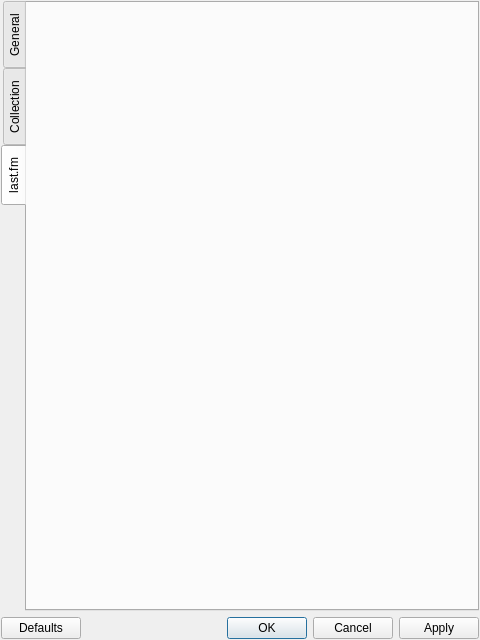
Qt form gereqi/configuration.ui (handsomegui/Gereqi) before a commit.
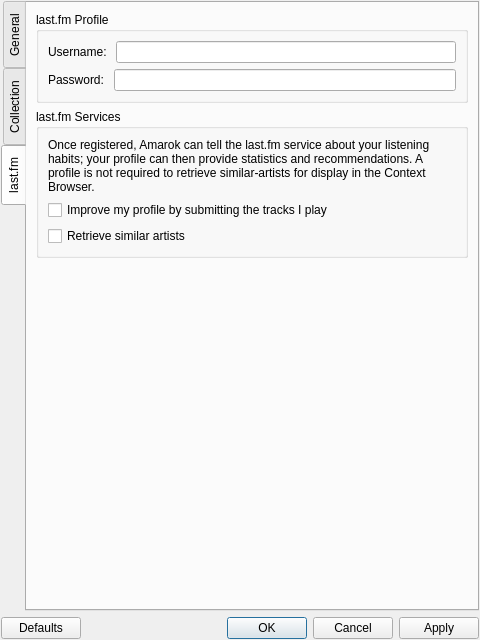
The same form after that commit. The open tabs and pages were chosen to show the change.

Commit message: Working on an last.fm implementation

```diff
--- a/gereqi/configuration.ui
+++ b/gereqi/configuration.ui
@@ -567,6 +567,91 @@
       <attribute name="title">
        <string>last.fm</string>
       </attribute>
+      <layout class="QVBoxLayout" name="verticalLayout_9">
+       <item>
+        <widget class="QGroupBox" name="groupBox_6">
+         <property name="title">
+          <string>last.fm Profile</string>
+         </property>
+         <layout class="QGridLayout" name="gridLayout">
+          <item row="0" column="0">
+           <layout class="QHBoxLayout" name="horizontalLayout_11">
+            <item>
+             <widget class="QLabel" name="label_10">
+              <property name="text">
+               <string>Username: </string>
+              </property>
+             </widget>
+            </item>
+            <item>
+             <widget class="QLineEdit" name="last_user"/>
+            </item>
+           </layout>
+          </item>
+          <item row="1" column="0">
+           <layout class="QHBoxLayout" name="horizontalLayout_10">
+            <item>
+             <widget class="QLabel" name="label_11">
+              <property name="text">
+               <string>Password: </string>
+              </property>
+             </widget>
+            </item>
+            <item>
+             <widget class="QLineEdit" name="last_pass"/>
+            </item>
+           </layout>
+          </item>
+         </layout>
+        </widget>
+       </item>
+       <item>
+        <widget class="QGroupBox" name="groupBox_7">
+         <property name="title">
+          <string>last.fm Services</string>
+         </property>
+         <layout class="QVBoxLayout" name="verticalLayout_10">
+          <item>
+           <widget class="QLabel" name="label_12">
+            <property name="text">
+             <string>Once registered, Amarok can tell the last.fm service about your listening habits; your profile can then provide statistics and recommendations. A profile is not required to retrieve similar-artists for display in the Context Browser.</string>
+            </property>
+            <property name="wordWrap">
+             <bool>true</bool>
+            </property>
+           </widget>
+          </item>
+          <item>
+           <widget class="QCheckBox" name="last_improve">
+            <property name="text">
+             <string>Improve my profile by submitting the tracks I play</string>
+            </property>
+           </widget>
+          </item>
+          <item>
+           <widget class="QCheckBox" name="last_similar">
+            <property name="text">
+             <string>Retrieve similar artists</string>
+            </property>
+           </widget>
+          </item>
+         </layout>
+        </widget>
+       </item>
+       <item>
+        <spacer name="verticalSpacer">
+         <property name="orientation">
+          <enum>Qt::Vertical</enum>
+         </property>
+         <property name="sizeHint" stdset="0">
+          <size>
+           <width>20</width>
+           <height>40</height>
+          </size>
+         </property>
+        </spacer>
+       </item>
+      </layout>
      </widget>
     </widget>
    </item>
```
Left out of the diff: 2 changed lines with no effect on the pictures. The commit also changes 1 other file.
